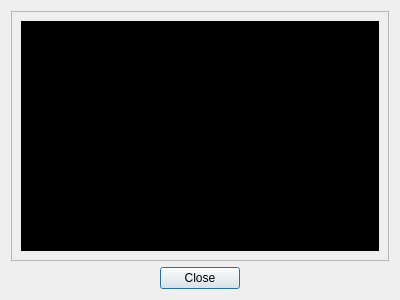
Qt form ui/capturedialog.ui (iTranscend/xRecog) before a commit.
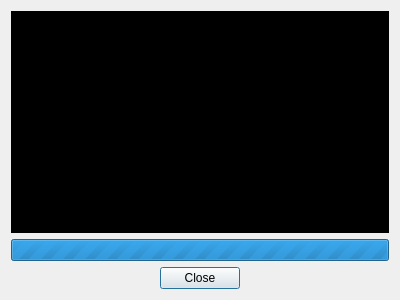
The same form after that commit. Icons and pictures are not drawn.

Commit message: Implement most features on the capture dialog, support resize etc.

The edit to the form file:
```diff
--- a/ui/capturedialog.ui
+++ b/ui/capturedialog.ui
@@ -10,6 +10,12 @@
     <height>300</height>
    </rect>
   </property>
+  <property name="minimumSize">
+   <size>
+    <width>200</width>
+    <height>200</height>
+   </size>
+  </property>
   <property name="windowTitle">
    <string>xRecog Attendance Camera</string>
   </property>
@@ -18,17 +24,39 @@
     <normaloff>:/logos/xrecog-64px.svg</normaloff>:/logos/xrecog-64px.svg</iconset>
   </property>
   <layout class="QGridLayout" name="gridLayout">
-   <item row="0" column="0">
-    <widget class="QFrame" name="videoFrame">
-     <property name="frameShape">
-      <enum>QFrame::StyledPanel</enum>
+   <item row="4" column="0" alignment="Qt::AlignHCenter">
+    <widget class="QPushButton" name="pushButton">
+     <property name="text">
+      <string>Close</string>
      </property>
-     <property name="frameShadow">
-      <enum>QFrame::Raised</enum>
+     <property name="icon">
+      <iconset theme="cancel"/>
      </property>
-     <layout class="QGridLayout" name="gridLayout_2">
+    </widget>
+   </item>
+   <item row="3" column="0">
+    <widget class="QProgressBar" name="progressBar">
+     <property name="maximum">
+      <number>0</number>
+     </property>
+     <property name="value">
+      <number>-1</number>
+     </property>
+     <property name="textVisible">
+      <bool>false</bool>
+     </property>
+    </widget>
+   </item>
       <item row="0" column="0">
+    <layout class="QHBoxLayout" name="horizontalLayout">
+     <item>
        <widget class="QLabel" name="videoSlot">
+       <property name="sizePolicy">
+        <sizepolicy hsizetype="Expanding" vsizetype="Expanding">
+         <horstretch>0</horstretch>
+         <verstretch>0</verstretch>
+        </sizepolicy>
+       </property>
         <property name="styleSheet">
          <string notr="true">background-color: #000;</string>
         </property>
@@ -41,20 +69,6 @@
        </widget>
       </item>
      </layout>
-    </widget>
-   </item>
-   <item row="1" column="0">
-    <widget class="QDialogButtonBox" name="dialogButtonBox">
-     <property name="orientation">
-      <enum>Qt::Horizontal</enum>
-     </property>
-     <property name="standardButtons">
-      <set>QDialogButtonBox::Close</set>
-     </property>
-     <property name="centerButtons">
-      <bool>true</bool>
-     </property>
-    </widget>
    </item>
   </layout>
  </widget>
```
Left out of the diff: 30 changed lines with no effect on the pictures. Lines whose indentation alone changed are shown as unchanged. The commit also changes 1 other file.
